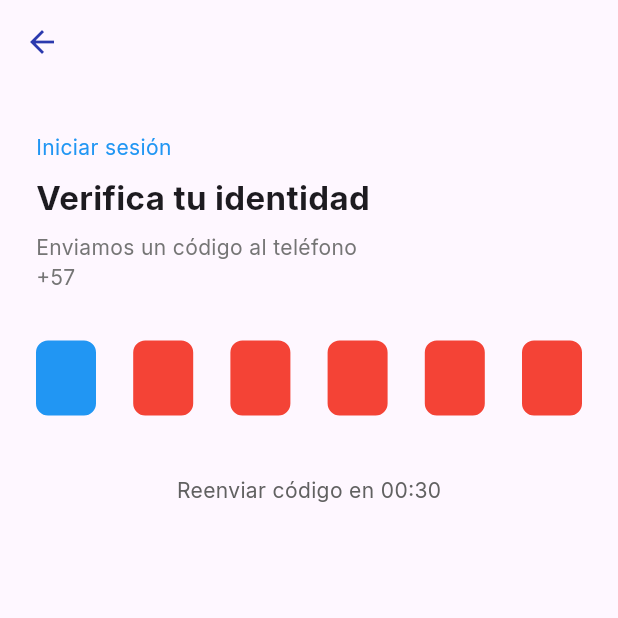
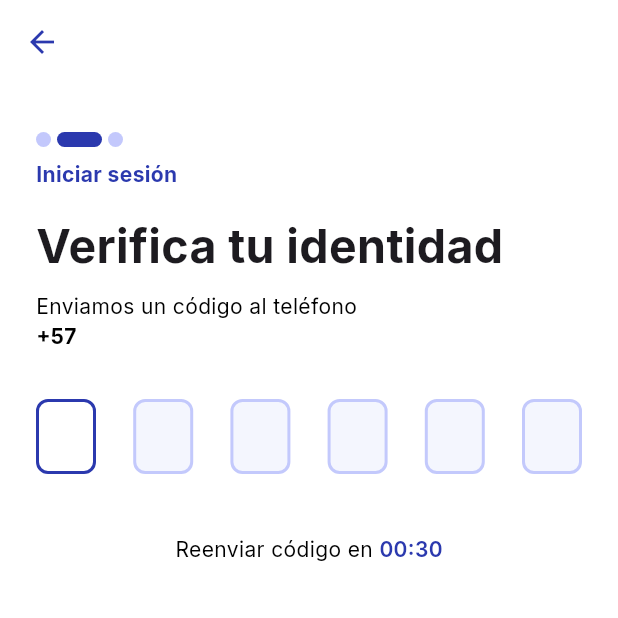
Before and after one commit to AbrahamDevcom/vurelo_app, a Flutter app: the OtpScreen screen opened by its route, on a phone screen of 412 x 824 dp, the top half of it. Run offline on Flutter 3.47's test engine with Material 3 defaults, Android fonts, the phone set to English and light mode, and no system bars; drawn by our look-alikes of overlay_support, pin_code_fields; our stand-ins replace get, get_storage, google_fonts, shared_preferences; accounts and stored records are empty.

Commit message:
changes otp

```diff
--- a/lib/app/my_app.dart
+++ b/lib/app/my_app.dart
@@ -25,8 +25,11 @@ class MyApp extends StatelessWidget {
         theme: ThemeData(
           useMaterial3: true,
           textTheme: GoogleFonts.interTextTheme(),
+          scaffoldBackgroundColor: AppColors.secondary,
           appBarTheme: AppBarTheme(
             iconTheme: IconThemeData(color: AppColors.primary),
+            backgroundColor: AppColors.secondary,
+            elevation: 0,
           ),
         ),
       ),
--- a/lib/app/ui/screens/auth/controller/auth_controller.dart
+++ b/lib/app/ui/screens/auth/controller/auth_controller.dart
@@ -85,6 +85,7 @@ class AuthController extends GetxController {
   void submitLogin() {
     // Simula envío de código
     Get.to(() => OtpScreen());
+    _startTimer();
   }
 
   void verifyOtp(String code) {
--- a/lib/app/ui/screens/auth/otp_screen.dart
+++ b/lib/app/ui/screens/auth/otp_screen.dart
@@ -2,6 +2,8 @@ import 'package:flutter/material.dart';
 import 'package:get/get.dart';
 import 'package:pin_code_fields/pin_code_fields.dart';
 import '../../../domain/enums/auth_method.dart';
+import '../../global_widgets/stepper_indicator.dart';
+import '../../theme/app_colors.dart';
 import 'controller/auth_controller.dart';
 
 class OtpScreen extends GetView<AuthController> {
@@ -15,16 +17,41 @@ class OtpScreen extends GetView<AuthController> {
           child: Column(
             crossAxisAlignment: CrossAxisAlignment.start,
             children: [
-              Text("Iniciar sesión", style: TextStyle(color: Colors.blue)),
+              StepperIndicator(
+                currentStep: 1,
+              ),
               SizedBox(height: 8),
-              Text("Verifica tu identidad",
-                  style: TextStyle(fontSize: 22, fontWeight: FontWeight.bold)),
+              Text(
+                "Iniciar sesión",
+                style: TextStyle(
+                  color: AppColors.primary,
+                  fontWeight: FontWeight.w700,
+                ),
+              ),
+              SizedBox(height: 16),
+              Text(
+                "Verifica tu identidad",
+                style: TextStyle(
+                  fontSize: 31,
+                  fontWeight: FontWeight.w700,
+                ),
+              ),
+
               SizedBox(height: 8),
               Text(
                 controller.authMethod.value == AuthMethod.phone
-                    ? "Enviamos un código al teléfono\n+57 ${controller.phone.value}"
-                    : "Enviamos un código a tu correo\n${controller.email.value}",
-                style: TextStyle(color: Colors.grey[600]),
+                    ? "Enviamos un código al teléfono"
+                    : "Enviamos un código a tu correo",
+                style: TextStyle(color: Colors.black),
+              ),
+              Text(
+                controller.authMethod.value == AuthMethod.phone
+                    ? "+57 ${controller.phone.value}"
+                    : controller.email.value,
+                style: TextStyle(
+                  color: Colors.black,
+                  fontWeight: FontWeight.bold,
+                ),
               ),
               SizedBox(height: 32),
 
@@ -40,7 +67,14 @@ class OtpScreen extends GetView<AuthController> {
                   borderRadius: BorderRadius.circular(8),
                   fieldHeight: 50,
                   fieldWidth: 40,
+                  inactiveColor: Color(0xffC3C9FC),
+                  inactiveFillColor: Color(0x7EE9ECFD),
+                  activeColor: AppColors.primary,
+                  activeFillColor: AppColors.secondary,
+                  selectedColor: AppColors.primary,
+                  selectedFillColor: AppColors.secondary,
                 ),
+                cursorColor: AppColors.primary,
                 enableActiveFill: true,
                 onChanged: (_) {},
                 onCompleted: controller.verifyOtp,
@@ -51,13 +85,38 @@ class OtpScreen extends GetView<AuthController> {
               // === REENVIAR O TEMPORIZADOR ===
               Center(
                 child: controller.secondsLeft.value > 0
-                    ? Text(
-                        "Reenviar código en 00:${controller.secondsLeft.value.toString().padLeft(2, '0')}",
-                        style: TextStyle(color: Colors.grey[700]),
+                    ? Row(
+                        mainAxisAlignment: MainAxisAlignment.center,
+                        children: [
+                          const Text('Reenviar código en ',
+                              style: TextStyle(color: Colors.black)),
+                          Text(
+                            '00:${controller.secondsLeft.value.toString().padLeft(2, '0')}',
+                            style: TextStyle(
+                                color: AppColors.primary,
+                                fontWeight: FontWeight.w600),
+                          ),
+                        ],
                       )
-                    : TextButton(
+                    : OutlinedButton(
                         onPressed: controller.resendCode,
-                        child: Text("Reenviar código"),
+                        style: OutlinedButton.styleFrom(
+                          side: BorderSide(color: AppColors.primary, width: 2),
+                          padding: const EdgeInsets.symmetric(
+                            horizontal: 16.0,
+                            vertical: 8.0,
+                          ),
+                          shape: RoundedRectangleBorder(
+                            borderRadius: BorderRadius.circular(30),
+                          ),
+                        ),
+                        child: const Text(
+                          "Reenviar código",
+                          style: TextStyle(
+                              fontSize: 16,
+                              fontWeight: FontWeight.w600,
+                              color: AppColors.primary),
+                        ),
                       ),
               ),
             ],
```
